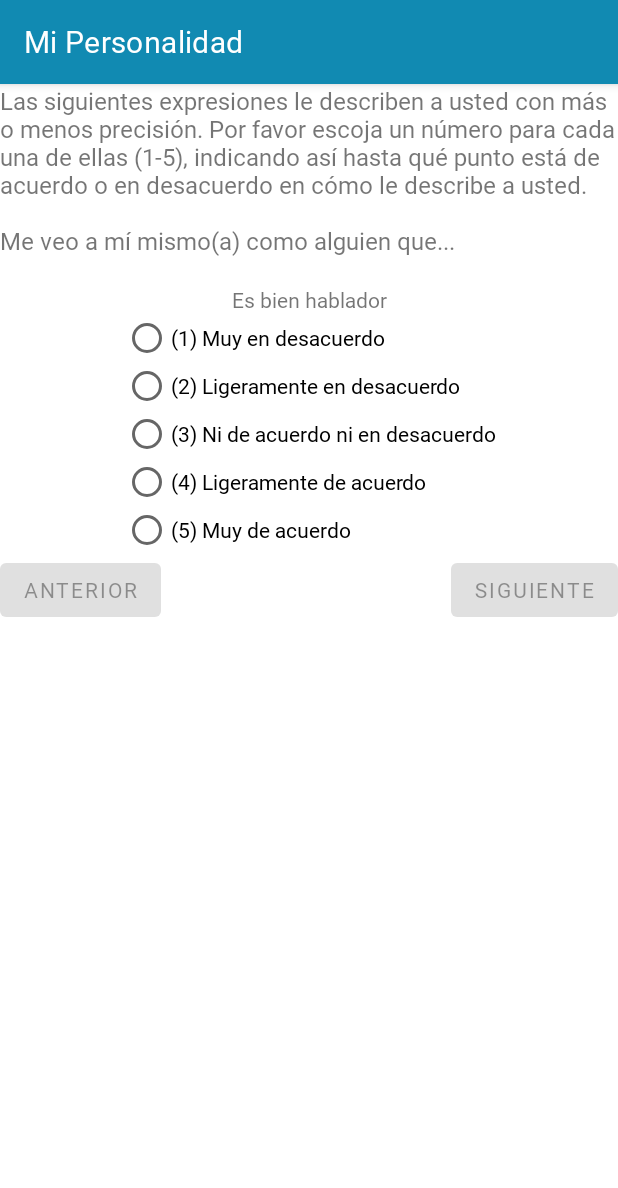
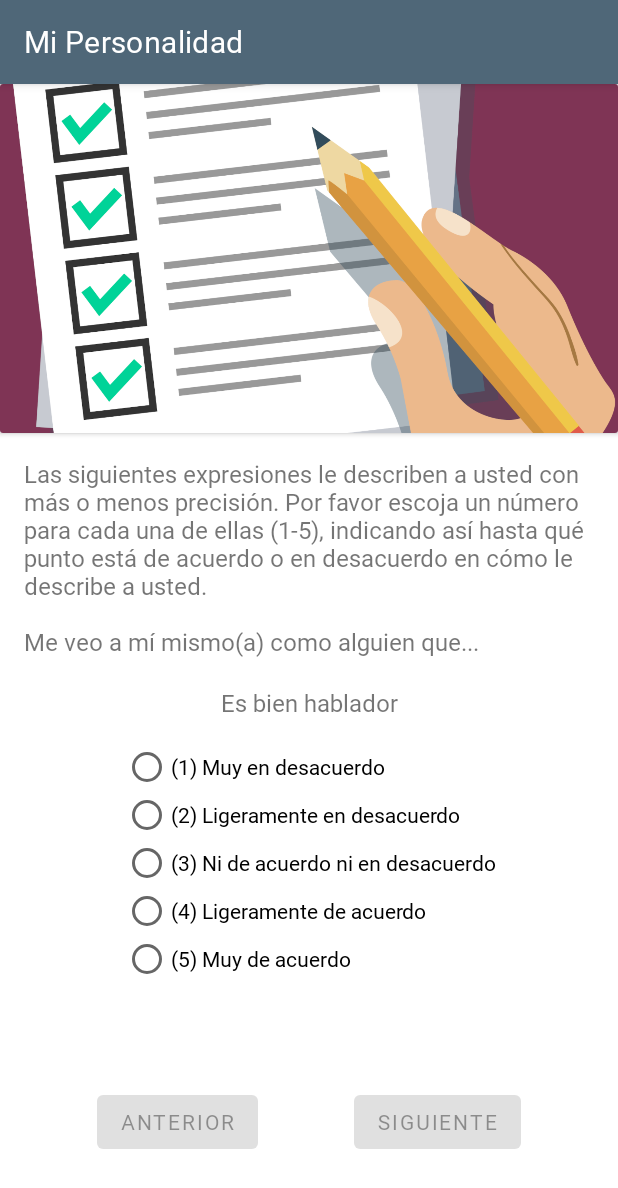
Before and after one commit to elmugrearturo/PsychometricsApp, an Android app: the BFIFragment screen opened through its navigation route, on a phone screen of 412 x 824 dp. Shown: the top 1188 px of the screen. Run offline under Robolectric (Android 15) with nearby library versions, the phone set to English and light mode, and no system bars; our stand-ins replace Room's generated code.

Commit message:
Finished BFI test view.

```diff
--- a/app/src/main/res/layout/fragment_b_f_i.xml
+++ b/app/src/main/res/layout/fragment_b_f_i.xml
@@ -7,15 +7,36 @@
         android:layout_height="match_parent"
         tools:context=".BFIFragment">
 
+    <androidx.cardview.widget.CardView
+        android:id="@+id/bfiBanner"
+        android:layout_width="wrap_content"
+        android:layout_height="wrap_content"
+        app:layout_constraintTop_toTopOf="parent"
+        app:layout_constraintStart_toStartOf="parent"
+        app:layout_constraintEnd_toEndOf="parent">
+
+        <ImageView
+            android:layout_width="match_parent"
+            android:layout_height="wrap_content"
+            android:contentDescription="Information banner"
+            android:src="@drawable/bfi_16_9"
+            android:adjustViewBounds="true"/>
+
+    </androidx.cardview.widget.CardView>
+
     <TextView
         android:id="@+id/instructionsText"
         android:layout_width="wrap_content"
         android:layout_height="wrap_content"
-        app:layout_constraintTop_toTopOf="parent"
-        app:layout_constraintLeft_toLeftOf="parent"
-        app:layout_constraintRight_toRightOf="parent"
+        app:layout_constraintTop_toBottomOf="@id/bfiBanner"
+        app:layout_constraintStart_toStartOf="parent"
+        app:layout_constraintEnd_toEndOf="parent"
         android:text="Instructions"
+        android:fontFamily="@font/lato_italic"
         android:textSize="16sp"
+        android:layout_marginTop="16dp"
+        android:layout_marginBottom="16dp"
+        android:paddingHorizontal="16dp"
         android:layout_gravity="center" />
 
     <TextView
@@ -26,6 +47,10 @@
         app:layout_constraintLeft_toLeftOf="parent"
         app:layout_constraintRight_toRightOf="parent"
         android:text="Pregunta"
+        android:fontFamily="@font/lato_bold"
+        android:textSize="16sp"
+        android:paddingHorizontal="16dp"
+        android:layout_marginBottom="16dp"
         android:layout_gravity="center" />
 
     <RadioGroup
@@ -35,6 +60,9 @@
         app:layout_constraintTop_toBottomOf="@id/questionText"
         app:layout_constraintLeft_toLeftOf="parent"
         app:layout_constraintRight_toRightOf="parent"
+        android:fontFamily="@font/lato_regular"
+        android:textSize="16sp"
+        android:layout_marginTop="16dp"
         android:orientation="vertical">
 
         <!-- Radio buttons for answer options -->
@@ -45,7 +73,11 @@
         android:layout_width="wrap_content"
         android:layout_height="wrap_content"
         app:layout_constraintTop_toBottomOf="@id/answerOptions"
-        app:layout_constraintLeft_toLeftOf="parent"
+        app:layout_constraintBottom_toBottomOf="parent"
+        app:layout_constraintEnd_toStartOf="@id/nextQuestionButton"
+        app:layout_constraintStart_toStartOf="parent"
+        app:layout_constraintHorizontal_bias="0.5"
+        android:layout_marginTop="16dp"
         android:text="Anterior" />
 
     <Button
@@ -53,7 +85,11 @@
         android:layout_width="wrap_content"
         android:layout_height="wrap_content"
         app:layout_constraintTop_toBottomOf="@id/answerOptions"
-        app:layout_constraintRight_toRightOf="parent"
+        app:layout_constraintStart_toEndOf="@id/previousQuestionButton"
+        app:layout_constraintEnd_toEndOf="parent"
+        app:layout_constraintBottom_toBottomOf="parent"
+        app:layout_constraintHorizontal_bias="0.5"
+        android:layout_marginTop="16dp"
         android:text="Siguiente" />
 
 </androidx.constraintlayout.widget.ConstraintLayout>
--- a/app/src/main/res/layout/fragment_test_selection.xml
+++ b/app/src/main/res/layout/fragment_test_selection.xml
@@ -10,7 +10,7 @@
             android:id="@+id/btnBFIInformation"
             android:layout_width="0dp"
             android:layout_height="0dp"
-            android:backgroundTint="@color/red"
+            android:backgroundTint="@color/blue"
             android:text="@string/btnBFIInformation"
             android:fontFamily="@font/lato_light"
             android:textSize="18sp"
@@ -24,7 +24,7 @@
             android:id="@+id/btnBFITest"
             android:layout_width="0dp"
             android:layout_height="0dp"
-            android:backgroundTint="@color/yellow"
+            android:backgroundTint="@color/red"
             android:text="@string/btnBFITest"
             android:fontFamily="@font/lato_light"
             android:textSize="18sp"
@@ -37,7 +37,7 @@
             android:id="@+id/btnBFITestResults"
             android:layout_width="0dp"
             android:layout_height="0dp"
-            android:backgroundTint="@color/green"
+            android:backgroundTint="@color/aquamarine"
             android:text="@string/btnBFITestResults"
             android:fontFamily="@font/lato_light"
             android:textSize="18sp"
@@ -52,7 +52,7 @@
             android:id="@+id/btnOther"
             android:layout_width="0dp"
             android:layout_height="0dp"
-            android:backgroundTint="@color/blue"
+            android:backgroundTint="@color/green"
             android:text="@string/btnOther"
             android:fontFamily="@font/lato_light"
             android:textSize="18sp"
--- a/app/src/main/res/values/colors.xml
+++ b/app/src/main/res/values/colors.xml
@@ -2,10 +2,17 @@
 <resources>
     <color name="black">#FF000000</color>
     <color name="white">#FFFFFFFF</color>
-    <color name="red">#ef476f</color>
-    <color name="yellow">#ffd166</color>
-    <color name="green">#06d6a0</color>
-    <color name="blue">#118ab2</color>
+    <color name="grayblue">#4f6778</color>
+    <color name="darkgrayblue">#3c4f5e</color>
+    <color name="red">#a63c61</color>
+    <color name="red2">#ef476f</color>
+    <color name="yellow">#f5712e</color>
+    <color name="yellow2">#ffd166</color>
+    <color name="green">#84b461</color>
+    <color name="green2">#06d6a0</color>
+    <color name="aquamarine">#2f9e97</color>
+    <color name="blue">#629cf3</color>
+    <color name="blue2">#118ab2</color>
     <color name="darkBlue">#073b4c</color>
     <color name="primary">#00a2d3</color>
     <color name="complementary">#d33100</color>
--- a/app/src/main/res/values/themes.xml
+++ b/app/src/main/res/values/themes.xml
@@ -3,11 +3,11 @@
     <!-- Base application theme -->
     <style name="Theme.MiPersonalidad" parent="Theme.MaterialComponents.DayNight.DarkActionBar">
         <!-- Customize your theme here -->
-        <item name="colorPrimary">@color/blue</item>
+        <item name="colorPrimary">@color/grayblue</item>
         <item name="colorPrimaryVariant">@color/darkBlue</item>
         <item name="colorSecondary">@color/red</item>
         <item name="android:statusBarColor">@color/darkBlue</item>
-        <item name="android:navigationBarColor">@color/blue</item>
+        <item name="android:navigationBarColor">@color/black</item>
         <item name="android:windowBackground">@color/white</item>
         <item name="android:fontFamily">@font/lato_regular</item>
     </style>
```
Also changed, not shown: app/src/main/res/drawable/bfi_16_9.png (added).
